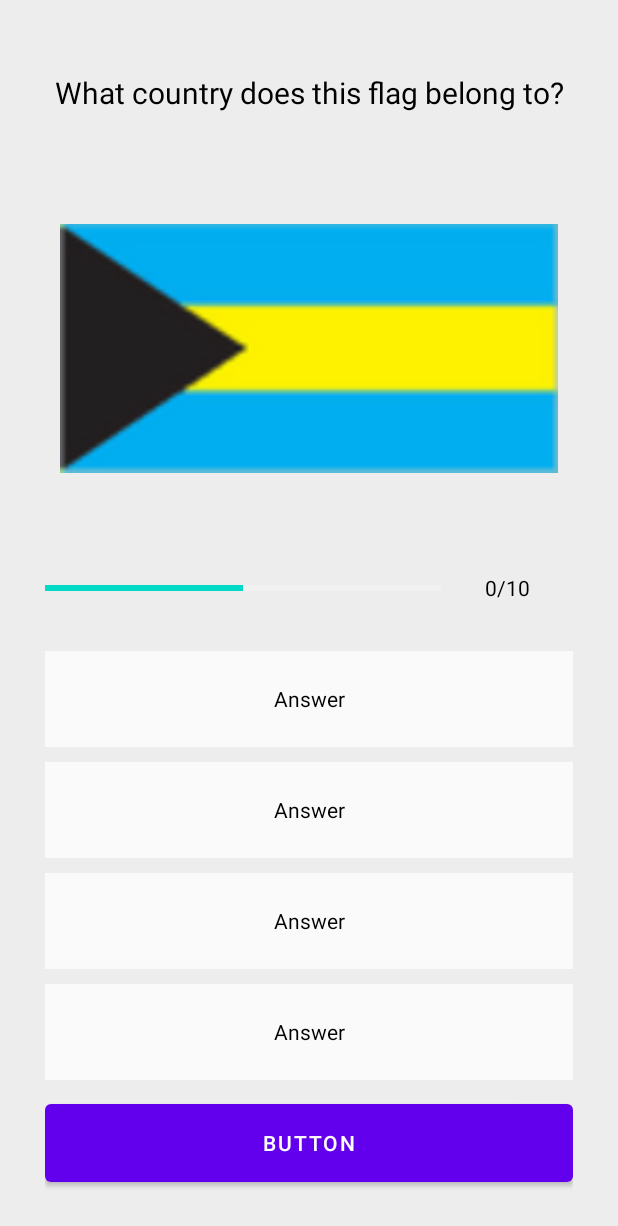
After one commit to SergFault/android-quizz-app, an Android app: the layout activity_quiz_questions.xml on its own in the app's theme, with its tools: preview values and no code run, on a phone screen of 412 x 824 dp. The commit adds this screen. Shown: the top 1226 px of the screen. Run offline under Robolectric (Android 15) with nearby library versions, the phone set to English and light mode, and no system bars.

Commit message:
questions activity

```diff
--- a/app/src/main/AndroidManifest.xml
+++ b/app/src/main/AndroidManifest.xml
@@ -10,9 +10,14 @@
         android:supportsRtl="true"
         android:theme="@style/NoActionBar">
         <activity
+            android:name=".QuizQuestionsActivity"
+            android:exported="true"
             android:screenOrientation="portrait"
+            />
+        <activity
             android:name=".MainActivity"
             android:exported="true"
+            android:screenOrientation="portrait"
             android:theme="@style/NoActionBar"
             android:windowSoftInputMode="adjustResize">
             <intent-filter>
--- /dev/null
+++ b/app/src/main/java/com/frose/quizzapp/Constants.kt
@@ -0,0 +1,20 @@
+package com.frose.quizzapp
+
+object Constants{
+    fun getQuestions() : List<Question>
+    {
+        val questionList = ArrayList<Question>()
+
+        questionList.add(
+            Question(1, "Which country does this flag belong to?",
+            R.drawable.bahamas,
+                "Bahamas",
+                "Australia",
+                "Armenia",
+                "Austria",
+                1
+            )
+        )
+        return questionList
+    }
+}
--- a/app/src/main/java/com/frose/quizzapp/MainActivity.kt
+++ b/app/src/main/java/com/frose/quizzapp/MainActivity.kt
@@ -1,9 +1,12 @@
 package com.frose.quizzapp
 
+import android.content.Intent
 import androidx.appcompat.app.AppCompatActivity
 import android.os.Bundle
 import android.view.View
 import android.view.WindowManager
+import android.widget.Toast
+import kotlinx.android.synthetic.main.activity_main.*
 
 class MainActivity : AppCompatActivity() {
     @Suppress("DEPRECATION")
@@ -13,6 +16,15 @@ class MainActivity : AppCompatActivity() {
             WindowManager.LayoutParams.FLAG_FULLSCREEN,
             WindowManager.LayoutParams.FLAG_FULLSCREEN);
         setContentView(R.layout.activity_main)
-
+        btnStart.setOnClickListener {
+            if (et_name.text.toString().isEmpty()){
+                Toast.makeText(this, "Please enter your name", Toast.LENGTH_LONG).show()
+            }
+            else {
+                val intent = Intent(this, QuizQuestionsActivity::class.java)
+                startActivity(intent)
+                finish()
+            }
+        }
     }
 }
--- /dev/null
+++ b/app/src/main/java/com/frose/quizzapp/Question.kt
@@ -0,0 +1,12 @@
+package com.frose.quizzapp
+
+data class Question (
+    val id: Int,
+    val question: String,
+    val image: Int,
+    val optionOne: String,
+    val optionTwo: String,
+    val optionThree: String,
+    val optionFour: String,
+    val correct: Int
+)
--- /dev/null
+++ b/app/src/main/java/com/frose/quizzapp/QuizQuestionsActivity.kt
@@ -0,0 +1,15 @@
+package com.frose.quizzapp
+
+import androidx.appcompat.app.AppCompatActivity
+import android.os.Bundle
+import android.util.Log
+
+class QuizQuestionsActivity : AppCompatActivity() {
+    override fun onCreate(savedInstanceState: Bundle?) {
+        super.onCreate(savedInstanceState)
+        setContentView(R.layout.activity_quiz_questions)
+
+        val questionsList = Constants.getQuestions()
+        Log.i("Questions Size", "${questionsList.size}")
+    }
+}
--- a/app/src/main/res/layout/activity_main.xml
+++ b/app/src/main/res/layout/activity_main.xml
@@ -61,18 +61,21 @@
                 style="@style/Widget.MaterialComponents.TextInputLayout.OutlinedBox"
                 >
                 <androidx.appcompat.widget.AppCompatEditText
+                    android:id="@+id/et_name"
                     android:layout_width="match_parent"
                     android:layout_height="wrap_content"
                     android:hint="Name"
                     android:textColor="#000000"
                     />
             </com.google.android.material.textfield.TextInputLayout>
+
             <Button
+                android:id="@+id/btnStart"
                 android:layout_width="match_parent"
                 android:layout_height="wrap_content"
                 android:layout_marginTop="10dp"
                 android:background="@color/design_default_color_primary"
-                android:text="Start"/>
+                android:text="Start" />
 
         </LinearLayout>
     </androidx.cardview.widget.CardView>
--- /dev/null
+++ b/app/src/main/res/layout/activity_quiz_questions.xml
@@ -0,0 +1,114 @@
+<?xml version="1.0" encoding="utf-8"?>
+<ScrollView xmlns:android="http://schemas.android.com/apk/res/android"
+    xmlns:app="http://schemas.android.com/apk/res-auto"
+    xmlns:tools="http://schemas.android.com/tools"
+    android:layout_width="match_parent"
+    android:layout_height="match_parent"
+    android:padding="30dp"
+    android:fillViewport="true"
+    android:background="#EDEDED"
+    tools:context=".QuizQuestionsActivity">
+    <LinearLayout
+        android:layout_width="match_parent"
+        android:gravity="center"
+        android:layout_height="match_parent"
+        android:orientation="vertical">
+
+    <TextView
+        android:id="@+id/tvQuestion"
+        android:layout_width="match_parent"
+        android:layout_height="0dp"
+        android:margin="10dp"
+        android:layout_weight="1"
+        android:gravity="center"
+        tools:text="What country does this flag belong to?"
+        android:text="TextView"
+        android:textColor="@color/black"
+        android:textSize="20sp" />
+    <ImageView
+        android:layout_width="match_parent"
+        tools:src="@drawable/bahamas"
+        android:layout_marginTop="10dp"
+        android:textAlignment="center"
+        android:layout_marginStart="10dp"
+        android:layout_marginEnd="10dp"
+        android:layout_weight="4"
+        android:layout_height="0dp" />
+
+        <LinearLayout
+            android:layout_width="match_parent"
+            android:layout_height="0dp"
+            android:gravity="center"
+            android:layout_weight="1">
+             <ProgressBar
+                 android:id="@+id/progressBar"
+                 style="?android:attr/progressBarStyleHorizontal"
+                 android:layout_width="0dp"
+
+                 android:layout_height="wrap_content"
+                 tools:progress="5"
+                 android:progress="0"
+                 android:max="10"
+                 android:indeterminate="false"
+                 android:layout_weight="3"
+
+                 />
+
+            <TextView
+                android:id="@+id/textView6"
+                android:layout_width="0dp"
+                android:gravity="center"
+                android:layout_height="wrap_content"
+                android:layout_weight="1"
+                android:textColor="@color/black"
+                tools:text="0/10" />
+        </LinearLayout>
+
+
+    <TextView
+        android:id="@+id/textViewQ1"
+        style="@style/text_views_q"
+        android:background="@color/light_grey"
+        android:layout_weight="1"
+        android:gravity="center"
+        android:textColor="@color/black"
+        tools:text="Answer"
+        />
+
+    <TextView
+        android:id="@+id/textViewQ2"
+        style="@style/text_views_q"
+        android:background="@color/light_grey"
+        android:layout_weight="1"
+        android:gravity="center"
+        android:textColor="@color/black"
+        tools:text="Answer"
+        />
+
+    <TextView
+        android:id="@+id/textViewQ3"
+        style="@style/text_views_q"
+        android:background="@color/light_grey"
+        android:layout_weight="1"
+        android:gravity="center"
+        android:textColor="@color/black"
+        tools:text="Answer"
+        />
+
+    <TextView
+        android:id="@+id/textViewQ4"
+        style="@style/text_views_q"
+        android:background="@color/light_grey"
+        android:layout_weight="1"
+        android:gravity="center"
+        android:textColor="@color/black"
+        tools:text="Answer"
+        />
+
+    <Button
+        android:id="@+id/button"
+        android:text="Button"
+        style="@style/text_views_q" />
+    </LinearLayout>
+
+</ScrollView>
--- a/app/src/main/res/values/colors.xml
+++ b/app/src/main/res/values/colors.xml
@@ -7,4 +7,5 @@
     <color name="teal_700">#FF018786</color>
     <color name="black">#FF000000</color>
     <color name="white">#FFFFFFFF</color>
+    <color name="light_grey">#FAFAFA</color>
 </resources>
--- /dev/null
+++ b/app/src/main/res/values/styles.xml
@@ -0,0 +1,10 @@
+<?xml version="1.0" encoding="utf-8"?>
+<resources>
+
+    <style name="text_views_q">
+        <item name="android:layout_width">match_parent</item>
+        <item name="android:layout_marginTop">10dp</item>
+        <item name="android:layout_height">0dp</item>
+        <item name="android:layout_weight">1</item>
+    </style>
+</resources>
```
Also changed, not shown: app/src/main/res/drawable-v24/bahamas.gif (added).
